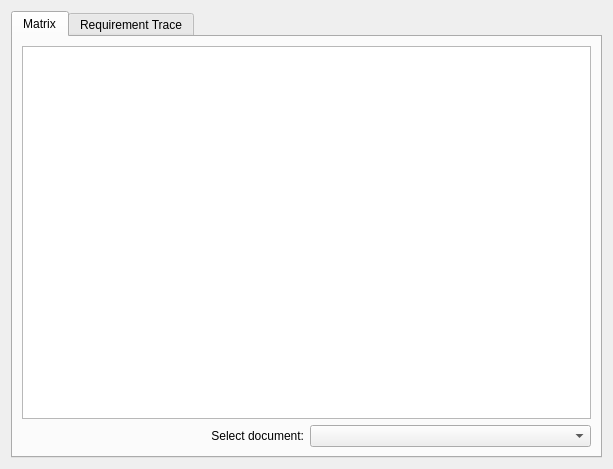
Qt form traceabilityview.ui (JoseCM/TraceabilityMatrix) before a commit.
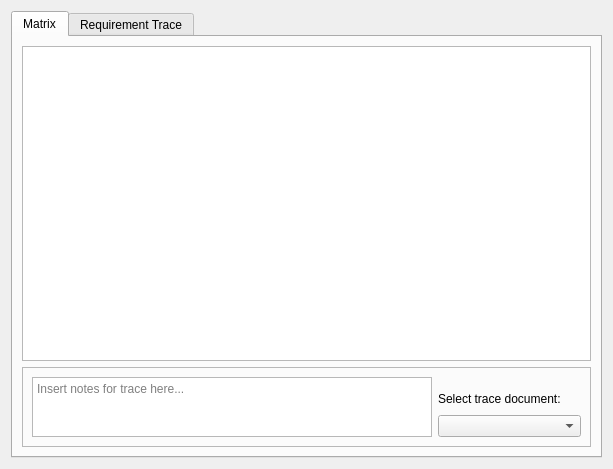
The same form after that commit.

Diff of the .ui file:
```diff
--- a/traceabilityview.ui
+++ b/traceabilityview.ui
@@ -34,14 +34,64 @@
         <widget class="QTableView" name="tableView"/>
        </item>
        <item>
-        <layout class="QHBoxLayout" name="horizontalLayout">
+        <widget class="QFrame" name="frame_3">
+         <property name="frameShape">
+          <enum>QFrame::StyledPanel</enum>
+         </property>
+         <property name="frameShadow">
+          <enum>QFrame::Raised</enum>
+         </property>
+         <layout class="QHBoxLayout" name="horizontalLayout_4">
+          <item>
+           <widget class="QPlainTextEdit" name="noteEdit">
+            <property name="sizePolicy">
+             <sizepolicy hsizetype="Minimum" vsizetype="Maximum">
+              <horstretch>0</horstretch>
+              <verstretch>0</verstretch>
+             </sizepolicy>
+            </property>
+            <property name="minimumSize">
+             <size>
+              <width>400</width>
+              <height>0</height>
+             </size>
+            </property>
+            <property name="maximumSize">
+             <size>
+              <width>16777215</width>
+              <height>60</height>
+             </size>
+            </property>
+            <property name="placeholderText">
+             <string>Insert notes for trace here...</string>
+            </property>
+           </widget>
+          </item>
+          <item>
+           <layout class="QVBoxLayout" name="verticalLayout_4">
+            <item>
+             <spacer name="verticalSpacer">
+              <property name="orientation">
+               <enum>Qt::Vertical</enum>
+              </property>
+              <property name="sizeType">
+               <enum>QSizePolicy::Fixed</enum>
+              </property>
+              <property name="sizeHint" stdset="0">
+               <size>
+                <width>20</width>
+                <height>12</height>
+               </size>
+              </property>
+             </spacer>
+            </item>
          <item>
           <widget class="QLabel" name="label">
            <property name="text">
-            <string>Select document:</string>
+               <string>Select trace document:</string>
            </property>
            <property name="alignment">
-            <set>Qt::AlignRight|Qt::AlignTrailing|Qt::AlignVCenter</set>
+               <set>Qt::AlignLeading|Qt::AlignLeft|Qt::AlignVCenter</set>
            </property>
           </widget>
          </item>
@@ -51,9 +101,9 @@
         </layout>
        </item>
       </layout>
-      <zorder>tableView</zorder>
-      <zorder>label</zorder>
-      <zorder>horizontalLayoutWidget</zorder>
+        </widget>
+       </item>
+      </layout>
      </widget>
      <widget class="QWidget" name="tab_2">
       <attribute name="title">
```
Left out of the diff: 18 changed lines with no effect on the pictures. Lines whose indentation alone changed are shown as unchanged.
